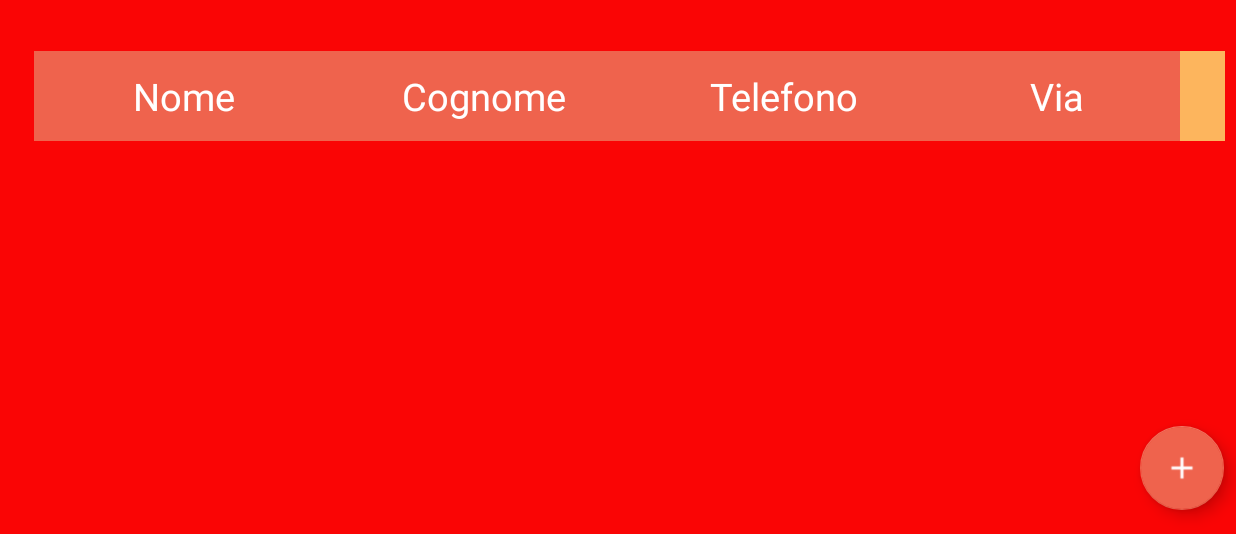
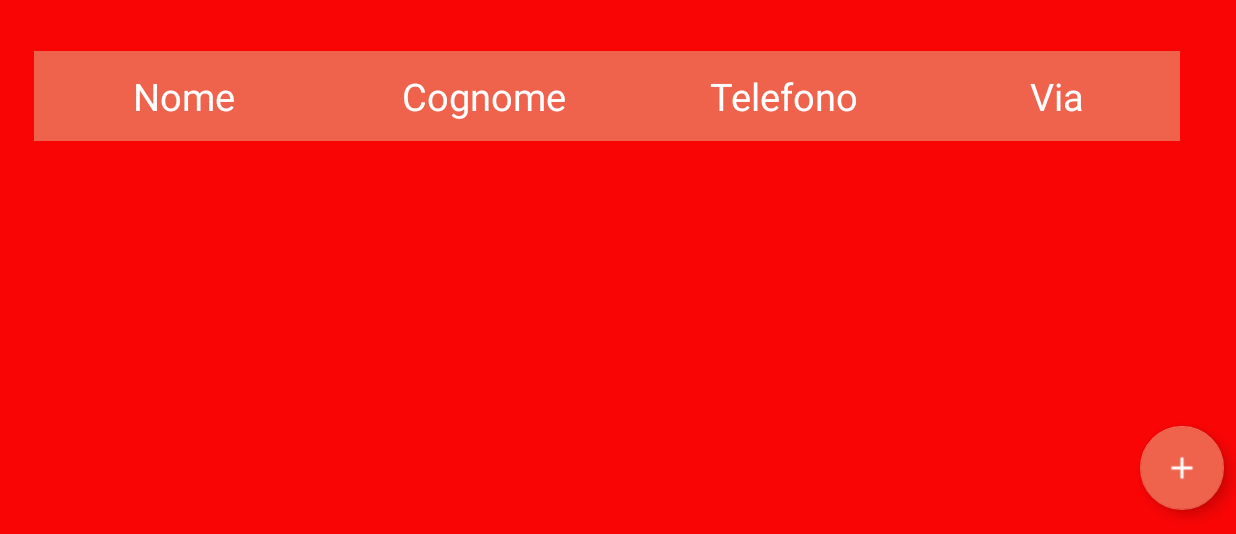
Before and after one commit to davideleone/Pizzeria, an Android app: the fragment Clienti placed in its activity, on a phone screen of 824 x 412 dp (held sideways), the part 84-618 px from its top. Run offline under Robolectric (Android 15) with nearby library versions, the phone set to English and light mode, and no system bars.

```diff
--- a/app/src/main/java/app/gestionale/Clienti.java
+++ b/app/src/main/java/app/gestionale/Clienti.java
@@ -400,7 +400,9 @@ public class Clienti extends Fragment {
 
     private ImageButton makeTableRowWithImageButton(int img) {
         recyclableImageButton = new ImageButton(context);
-        recyclableImageButton.setMinimumWidth(getResources().getDimensionPixelSize(R.dimen.dim_45dp));
+        recyclableImageButton.setMinimumWidth(getResources().getDimensionPixelSize(R.dimen.dim_80dp));
+        recyclableImageButton.setMaxHeight(getResources().getDimensionPixelSize(R.dimen.dim_26dp));
+        recyclableImageButton.setPadding(40, 0, 0, 0);
         recyclableImageButton.setImageResource(img);
         recyclableImageButton.setBackgroundColor(Color.TRANSPARENT);
         return recyclableImageButton;
--- a/app/src/main/java/app/gestionale/RiepilogoOrdini.java
+++ b/app/src/main/java/app/gestionale/RiepilogoOrdini.java
@@ -19,7 +19,6 @@ import android.view.View;
 import android.view.ViewGroup;
 import android.widget.AdapterView;
 import android.widget.ArrayAdapter;
-import android.widget.Button;
 import android.widget.ImageButton;
 import android.widget.ImageView;
 import android.widget.RelativeLayout;
@@ -784,6 +783,8 @@ public class RiepilogoOrdini extends Fragment {
     private ImageButton makeTableRowWithImageButton(int img) {
         recyclableImageButton = new ImageButton(context);
         recyclableImageButton.setMinimumWidth(getResources().getDimensionPixelSize(R.dimen.dim_45dp));
+        recyclableImageButton.setMaxHeight(getResources().getDimensionPixelSize(R.dimen.dim_26dp));
+        recyclableImageButton.setPadding(40, 0, 0, 0);
         recyclableImageButton.setImageResource(img);
         recyclableImageButton.setBackgroundColor(Color.TRANSPARENT);
         return recyclableImageButton;
--- a/app/src/main/res/layout/activity_clienti.xml
+++ b/app/src/main/res/layout/activity_clienti.xml
@@ -22,15 +22,15 @@
 
             <TableLayout
                 android:id="@+id/tabell_clienti"
-                android:layout_width="wrap_content"
+                android:layout_width="match_parent"
                 android:layout_height="wrap_content"
+                android:layout_marginEnd="30dp"
                 android:background="#FDB55D">
 
                 <RelativeLayout
                     android:id="@+id/header"
                     android:layout_width="match_parent"
-                    android:layout_height="match_parent"
-                    android:layout_marginEnd="30dp"
+                    android:layout_height="wrap_content"
                     android:background="#EF634D">
 
                     <TextView
--- a/app/src/main/res/values/dimens.xml
+++ b/app/src/main/res/values/dimens.xml
@@ -8,6 +8,7 @@
     <dimen name="dim_150dp">150dp</dimen>
     <dimen name="dim_200dp">200dp</dimen>
     <dimen name="dim_450dp">450dp</dimen>
+    <dimen name="dim_26dp">26dp</dimen>
     <dimen name="dim_80dp">80dp</dimen>
     <dimen name="dim_45dp">45dp</dimen>
     <dimen name="dim_350dp">350dp</dimen>
```
Also changed, not shown: app/src/main/java/app/gestionale/NuovoOrdine.java (+20 -23 lines).
